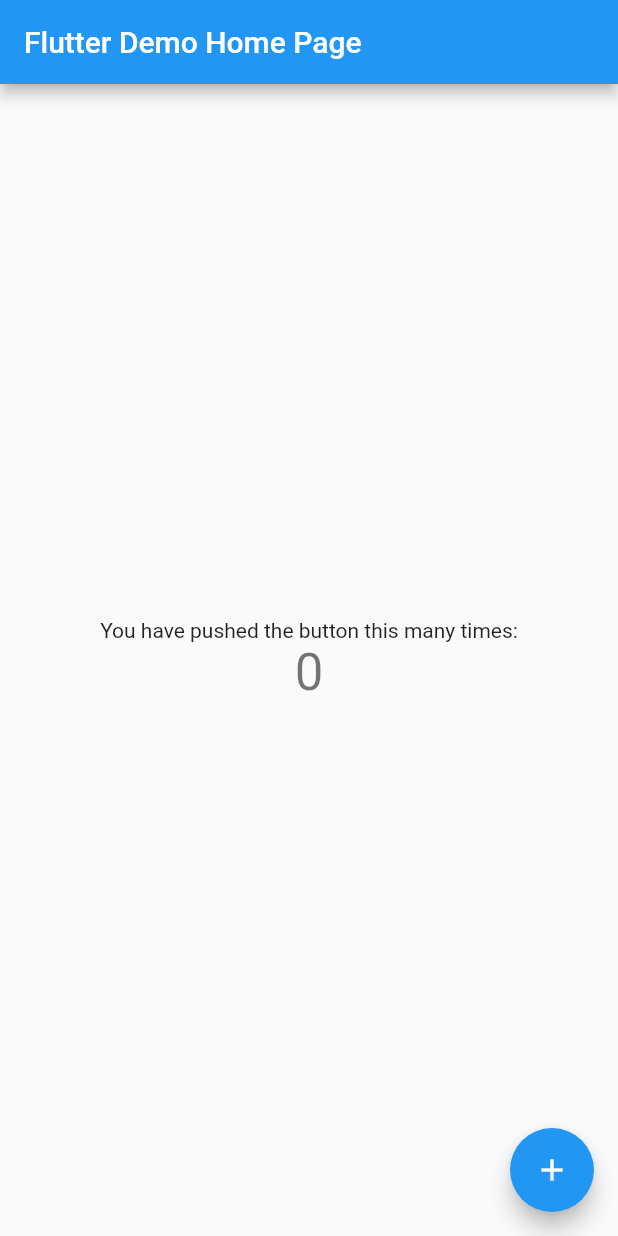
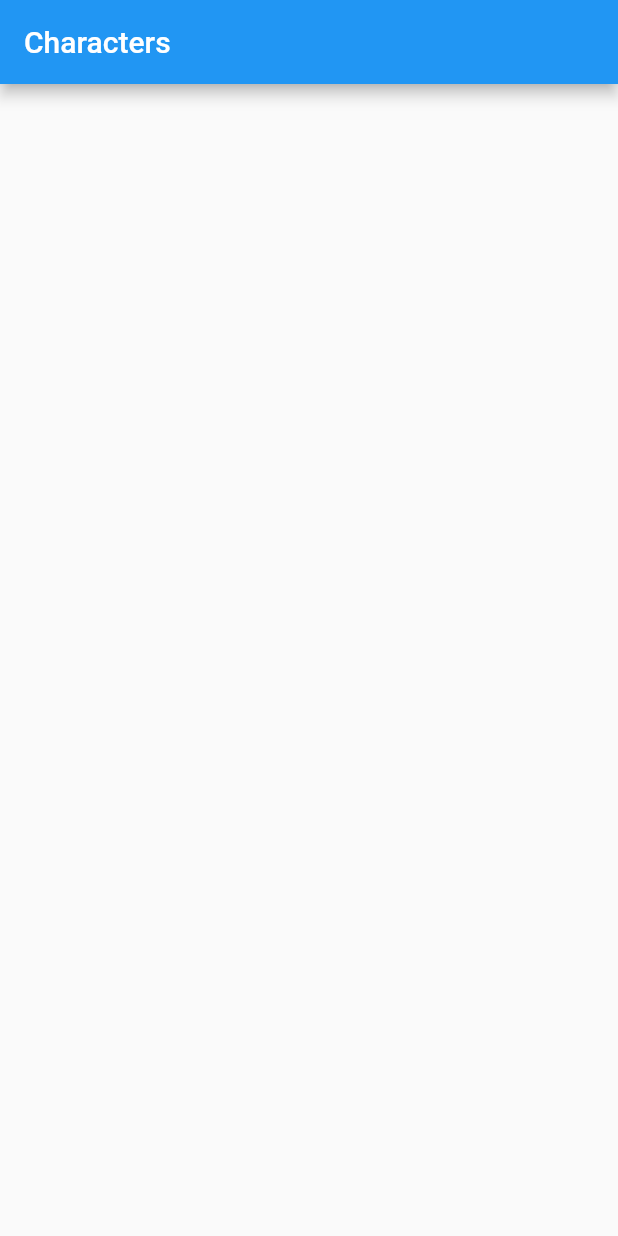
Before and after one commit to flavionm/rpg_sheet, a Flutter app: the screen it shows after launch, on a phone screen of 412 x 824 dp. Run offline on Flutter 3.47's test engine with Material 2 defaults, Android fonts, the phone set to English and light mode, and no system bars.

Commit message:
Create home screen

```diff
--- /dev/null
+++ b/lib/home.dart
@@ -0,0 +1,14 @@
+import 'package:flutter/material.dart';
+
+class Home extends StatelessWidget {
+  const Home({Key? key}) : super(key: key);
+
+  @override
+  Widget build(BuildContext context) {
+    return Scaffold(
+      appBar: AppBar(
+        title: const Text('Characters'),
+      ),
+    );
+  }
+}
--- a/lib/main.dart
+++ b/lib/main.dart
@@ -1,115 +1,22 @@
 import 'package:flutter/material.dart';
 
+import 'home.dart';
+
 void main() {
-  runApp(const MyApp());
+  runApp(const _RpgSheet());
 }
 
-class MyApp extends StatelessWidget {
-  const MyApp({Key? key}) : super(key: key);
+class _RpgSheet extends StatelessWidget {
+  const _RpgSheet() : super();
 
-  // This widget is the root of your application.
   @override
   Widget build(BuildContext context) {
     return MaterialApp(
-      title: 'Flutter Demo',
+      title: 'RPG Sheet',
       theme: ThemeData(
-        // This is the theme of your application.
-        //
-        // Try running your application with "flutter run". You'll see the
-        // application has a blue toolbar. Then, without quitting the app, try
-        // changing the primarySwatch below to Colors.green and then invoke
-        // "hot reload" (press "r" in the console where you ran "flutter run",
-        // or simply save your changes to "hot reload" in a Flutter IDE).
-        // Notice that the counter didn't reset back to zero; the application
-        // is not restarted.
         primarySwatch: Colors.blue,
       ),
-      home: const MyHomePage(title: 'Flutter Demo Home Page'),
+      home: const Home(),
     );
   }
 }
-
-class MyHomePage extends StatefulWidget {
-  const MyHomePage({Key? key, required this.title}) : super(key: key);
-
-  // This widget is the home page of your application. It is stateful, meaning
-  // that it has a State object (defined below) that contains fields that affect
-  // how it looks.
-
-  // This class is the configuration for the state. It holds the values (in this
-  // case the title) provided by the parent (in this case the App widget) and
-  // used by the build method of the State. Fields in a Widget subclass are
-  // always marked "final".
-
-  final String title;
-
-  @override
-  State<MyHomePage> createState() => _MyHomePageState();
-}
-
-class _MyHomePageState extends State<MyHomePage> {
-  int _counter = 0;
-
-  void _incrementCounter() {
-    setState(() {
-      // This call to setState tells the Flutter framework that something has
-      // changed in this State, which causes it to rerun the build method below
-      // so that the display can reflect the updated values. If we changed
-      // _counter without calling setState(), then the build method would not be
-      // called again, and so nothing would appear to happen.
-      _counter++;
-    });
-  }
-
-  @override
-  Widget build(BuildContext context) {
-    // This method is rerun every time setState is called, for instance as done
-    // by the _incrementCounter method above.
-    //
-    // The Flutter framework has been optimized to make rerunning build methods
-    // fast, so that you can just rebuild anything that needs updating rather
-    // than having to individually change instances of widgets.
-    return Scaffold(
-      appBar: AppBar(
-        // Here we take the value from the MyHomePage object that was created by
-        // the App.build method, and use it to set our appbar title.
-        title: Text(widget.title),
-      ),
-      body: Center(
-        // Center is a layout widget. It takes a single child and positions it
-        // in the middle of the parent.
-        child: Column(
-          // Column is also a layout widget. It takes a list of children and
-          // arranges them vertically. By default, it sizes itself to fit its
-          // children horizontally, and tries to be as tall as its parent.
-          //
-          // Invoke "debug painting" (press "p" in the console, choose the
-          // "Toggle Debug Paint" action from the Flutter Inspector in Android
-          // Studio, or the "Toggle Debug Paint" command in Visual Studio Code)
-          // to see the wireframe for each widget.
-          //
-          // Column has various properties to control how it sizes itself and
-          // how it positions its children. Here we use mainAxisAlignment to
-          // center the children vertically; the main axis here is the vertical
-          // axis because Columns are vertical (the cross axis would be
-          // horizontal).
-          mainAxisAlignment: MainAxisAlignment.center,
-          children: <Widget>[
-            const Text(
-              'You have pushed the button this many times:',
-            ),
-            Text(
-              '$_counter',
-              style: Theme.of(context).textTheme.headline4,
-            ),
-          ],
-        ),
-      ),
-      floatingActionButton: FloatingActionButton(
-        onPressed: _incrementCounter,
-        tooltip: 'Increment',
-        child: const Icon(Icons.add),
-      ), // This trailing comma makes auto-formatting nicer for build methods.
-    );
-  }
-}
```
Also changed, not shown: 1 other file.
